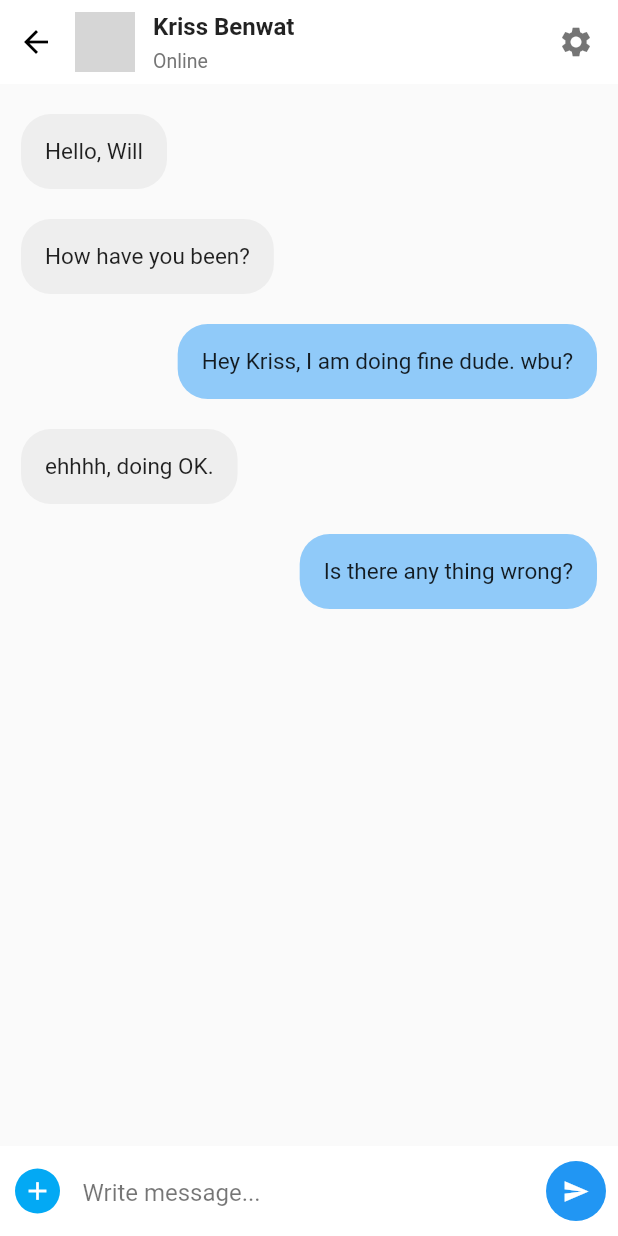
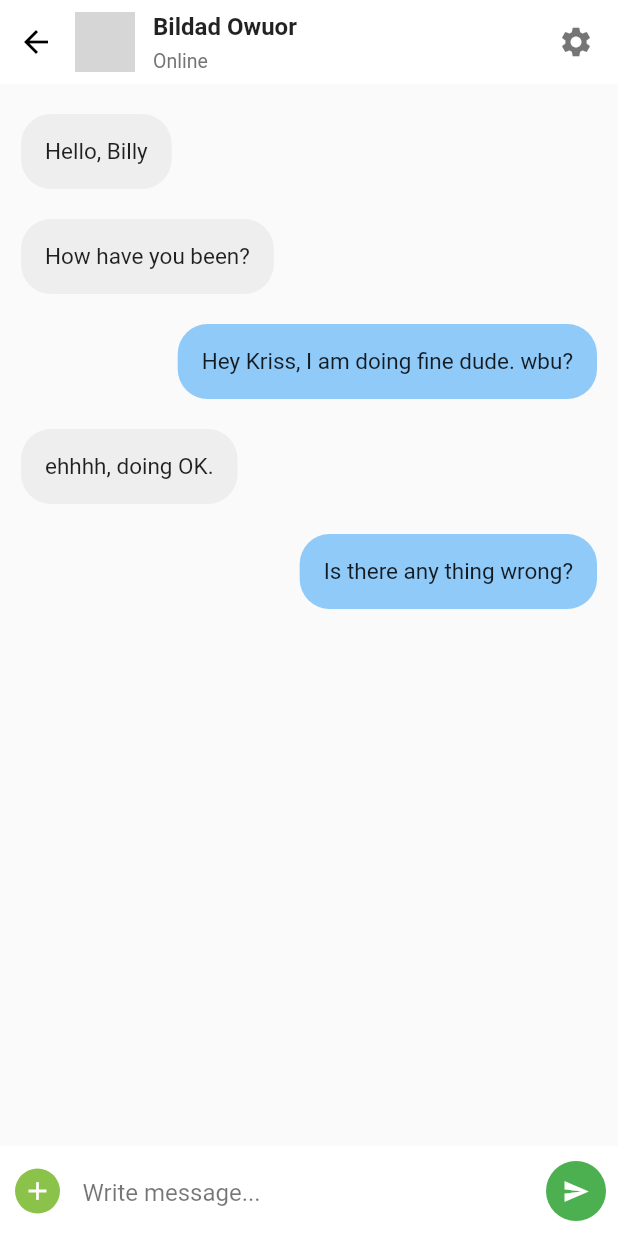
Before and after one commit to Bildad0/UniApp, a Flutter app: the ChatDetailPage screen opened directly, on a phone screen of 412 x 824 dp. Run offline on Flutter 3.47's test engine with Material 2 defaults, Android fonts, the phone set to English and light mode, and no system bars; our stand-ins replace firebase_auth, firebase_core, flutter_neumorphic, progress_indicators; accounts and stored records are empty; network calls fail; grey boxes are pictures that could not be loaded.

Commit message:
updates and fixes

```diff
--- a/lib/Models/chart_message_model.dart
+++ b/lib/Models/chart_message_model.dart
@@ -1,5 +1,3 @@
-import 'package:flutter/cupertino.dart';
-
 class ChatMessage {
   String messageContent;
   String messageType;
--- a/lib/Models/chart_user_model.dart
+++ b/lib/Models/chart_user_model.dart
@@ -1,5 +1,3 @@
-import 'package:flutter/cupertino.dart';
-
 class ChatUsers {
   String name;
   String messageText;
--- a/lib/Views/Chats/chart_details_page.dart
+++ b/lib/Views/Chats/chart_details_page.dart
@@ -12,7 +12,7 @@ class ChatDetailPage extends StatefulWidget {
 
 class _ChatDetailPageState extends State<ChatDetailPage> {
   List<ChatMessage> messages = [
-    ChatMessage(messageContent: "Hello, Will", messageType: "receiver"),
+    ChatMessage(messageContent: "Hello, Billy", messageType: "receiver"),
     ChatMessage(messageContent: "How have you been?", messageType: "receiver"),
     ChatMessage(
         messageContent: "Hey Kriss, I am doing fine dude. wbu?",
@@ -59,7 +59,7 @@ class _ChatDetailPageState extends State<ChatDetailPage> {
                     mainAxisAlignment: MainAxisAlignment.center,
                     children: [
                       const Text(
-                        "Kriss Benwat",
+                        "Bildad Owuor",
                         style: TextStyle(
                             fontSize: 16, fontWeight: FontWeight.w600),
                       ),
@@ -130,7 +130,7 @@ class _ChatDetailPageState extends State<ChatDetailPage> {
                       height: 30,
                       width: 30,
                       decoration: BoxDecoration(
-                        color: Colors.lightBlue,
+                        color: Colors.lightGreen,
                         borderRadius: BorderRadius.circular(30),
                       ),
                       child: const Icon(
@@ -156,7 +156,7 @@ class _ChatDetailPageState extends State<ChatDetailPage> {
                   ),
                   FloatingActionButton(
                     onPressed: () {},
-                    backgroundColor: Colors.blue,
+                    backgroundColor: Colors.green,
                     elevation: 0,
                     child: const Icon(
                       Icons.send,
--- a/lib/Views/calender.dart
+++ b/lib/Views/calender.dart
@@ -37,7 +37,7 @@ class _CalendarPageState extends State<CalendarPage> {
                         ),
                         children: [
                           TextSpan(
-                            text: " 2009",
+                            text: "2022",
                             style: TextStyle(
                               fontWeight: FontWeight.normal,
                               fontSize: 16,
--- a/lib/Views/landingpage.dart
+++ b/lib/Views/landingpage.dart
@@ -46,11 +46,11 @@ class _SchoolManagementState extends State<SchoolManagement> {
               ),
               BottomNavigationBarItem(
                 label: "",
-                icon: Icon(Icons.insert_chart),
+                icon: Icon(Icons.menu_book),
               ),
               BottomNavigationBarItem(
                 label: "",
-                icon: Icon(Icons.done),
+                icon: Icon(Icons.account_balance_wallet),
               ),
               BottomNavigationBarItem(
                 label: "",
```
Also changed, not shown: pubspec.lock.
